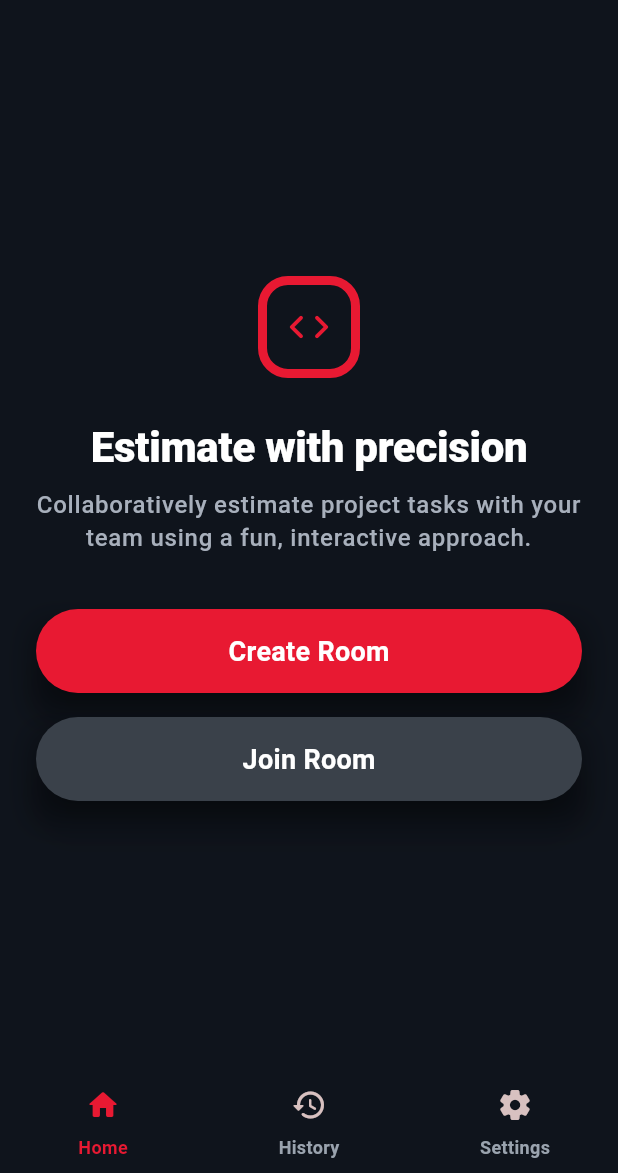
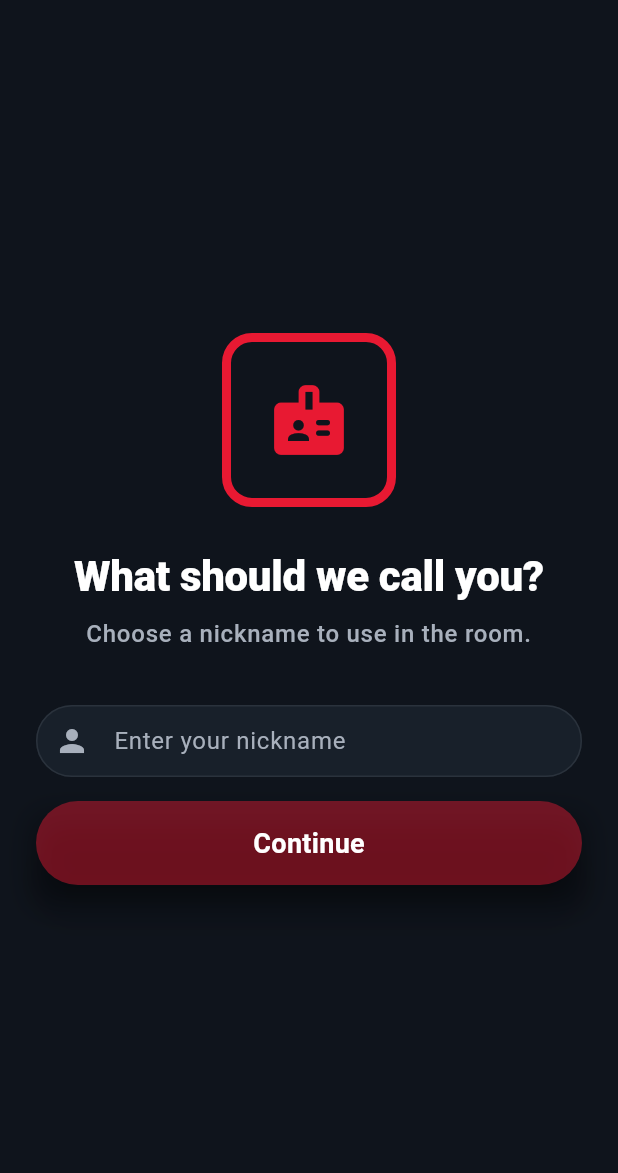
Before and after one commit to radeveloper/frontend, a Flutter app: the screen it shows after launch, on a phone screen of 412 x 824 dp, the part 63-1236 px from its top. Run offline on Flutter 3.47's test engine with Material 3 defaults, Android fonts, the phone set to English and light mode, and no system bars; our stand-ins replace socket_io_client.

Commit message:
feat: Introduce Nickname Page and Update App Scaffold
This commit introduces a new `NicknamePage` and updates the `AppScaffold` to conditionally show the bottom navigation bar.

- **New Feature: Nickname Page (`NicknamePage`)**
    - Added a new screen (`lib/features/auth/presentation/pages/nickname_page.dart`) that prompts users to enter a nickname.
    - Uses `AppTextField` for nickname input and `AppButton` for continuing.
    - Includes validation to ensure a nickname is provided.
    - Navigates to the `CreateJoinRoomPage` upon successful nickname entry.
    - The page design includes a prominent user icon and clear instructions.
    - Hides the bottom navigation bar by utilizing the new `showNav` property in `AppScaffold`.

- **Core Widget Update: App Scaffold (`AppScaffold`)**
    - Modified `lib/core/widgets/app_scaffold.dart` to include a new boolean property `showNav`.
    - When `showNav` is `false`, the bottom navigation bar (`AppNavBar`) is hidden. This defaults to `true`.
    - Updated documentation for `AppScaffold` to reflect this new functionality.

- **App Initialization (`app.dart`)**
    - Changed the initial route of the application in `lib/app.dart` from `WelcomePage` to the new `NicknamePage`.
    - Updated comments to reflect the new starting point of the application.

```diff
--- a/lib/app.dart
+++ b/lib/app.dart
@@ -1,10 +1,13 @@
-// lib/app.dart
 import 'package:flutter/material.dart';
 import 'core/routing/routes.dart';
 import 'core/theme/app_theme.dart';
 import 'features/room/presentation/pages/create_join_room_page.dart';
-import 'features/welcome/presentation/pages/welcome_page.dart';
+import 'features/auth/presentation/pages/nickname_page.dart';
 
+/// Root of the Scrum Poker application.
+///
+/// The app starts by showing [NicknamePage] to prompt the user
+/// for their display name before proceeding to room creation/join flows.
 class ScrumPokerApp extends StatelessWidget {
   const ScrumPokerApp({super.key});
 
@@ -14,7 +17,8 @@ class ScrumPokerApp extends StatelessWidget {
       title: 'Scrum Poker',
       debugShowCheckedModeBanner: false,
       theme: buildTheme(),
-      home: const WelcomePage(),
+      // Start the app with the nickname selection screen.
+      home: const NicknamePage(),
       routes: {
         Routes.createJoin: (_) => const CreateJoinRoomPage(),
       },
--- a/lib/core/widgets/app_scaffold.dart
+++ b/lib/core/widgets/app_scaffold.dart
@@ -1,6 +1,12 @@
 import 'package:flutter/material.dart';
 import 'app_nav_bar.dart';
 
+/// A reusable scaffold that applies the app-wide navigation bar and header styling.
+///
+/// By default, it displays a title, an optional list of action widgets,
+/// and the bottom navigation bar defined by [AppNavBar]. Passing
+/// [showNav] as false hides the navigation bar, which is useful for
+/// splash or entry screens such as the nickname prompt.
 class AppScaffold extends StatelessWidget {
   final String title;
   final Widget body;
@@ -8,6 +14,8 @@ class AppScaffold extends StatelessWidget {
   final int currentIndex;
   final ValueChanged<int> onNavSelected;
   final bool showHelp;
+  /// Whether to show the bottom navigation bar. Defaults to true.
+  final bool showNav;
 
   const AppScaffold({
     super.key,
@@ -17,6 +25,7 @@ class AppScaffold extends StatelessWidget {
     required this.onNavSelected,
     this.actions,
     this.showHelp = true,
+    this.showNav = true,
   });
 
   @override
@@ -33,7 +42,9 @@ class AppScaffold extends StatelessWidget {
         ],
       ),
       body: body,
-      bottomNavigationBar: AppNavBar(currentIndex: currentIndex, onSelected: onNavSelected),
+      // Show the bottom nav bar only when [showNav] is true.
+      bottomNavigationBar:
+      showNav ? AppNavBar(currentIndex: currentIndex, onSelected: onNavSelected) : null,
     );
   }
 }
--- /dev/null
+++ b/lib/features/auth/presentation/pages/nickname_page.dart
@@ -0,0 +1,132 @@
+import 'package:flutter/material.dart';
+
+import '../../../../core/theme/tokens.dart';
+import '../../../../core/widgets/app_button.dart';
+import '../../../../core/widgets/app_text_field.dart';
+import '../../../../core/widgets/app_scaffold.dart';
+import '../../../../core/routing/routes.dart';
+import '../../../room/presentation/pages/create_join_room_page.dart';
+
+/// The first screen of the app where users pick a nickname.
+///
+/// This page prompts the user for a nickname and, once provided,
+/// navigates to the create/join room screen. It leverages the
+/// design system components such as [AppButton], [AppTextField],
+/// and [AppScaffold] to ensure a consistent look and feel across
+/// platforms.
+class NicknamePage extends StatefulWidget {
+  const NicknamePage({super.key});
+
+  @override
+  State<NicknamePage> createState() => _NicknamePageState();
+}
+
+class _NicknamePageState extends State<NicknamePage> {
+  final _nicknameCtrl = TextEditingController();
+
+  bool get _canContinue => _nicknameCtrl.text.trim().isNotEmpty;
+
+  @override
+  void initState() {
+    super.initState();
+    _nicknameCtrl.addListener(() => setState(() {}));
+  }
+
+  @override
+  void dispose() {
+    _nicknameCtrl.dispose();
+    super.dispose();
+  }
+
+  void _continue() {
+    // Once a nickname is entered, navigate to the create/join page.
+    // Passing a default focus of create keeps the UX simple; users can still
+    // switch to "Join" on the next screen if they prefer.
+    Navigator.pushReplacementNamed(
+      context,
+      Routes.createJoin,
+      arguments: const CreateJoinRoomArgs(CreateJoinFocus.create),
+    );
+  }
+
+  @override
+  Widget build(BuildContext context) {
+    final body = SafeArea(
+      child: Center(
+        child: SingleChildScrollView(
+          padding: const EdgeInsets.fromLTRB(24, 24, 24, 40),
+          child: ConstrainedBox(
+            constraints: const BoxConstraints(maxWidth: 460),
+            child: Column(
+              crossAxisAlignment: CrossAxisAlignment.center,
+              children: [
+                const SizedBox(height: AppSpacing.xl),
+                // Large badge-like icon to represent the user.
+                Container(
+                  padding: const EdgeInsets.all(24),
+                  decoration: BoxDecoration(
+                    borderRadius: BorderRadius.circular(20),
+                    border: Border.all(color: AppColors.primary, width: 6),
+                  ),
+                  child: const Icon(
+                    Icons.badge_rounded,
+                    color: AppColors.primary,
+                    size: 56,
+                  ),
+                ),
+                const SizedBox(height: 28),
+                Text(
+                  'What should we call you?',
+                  textAlign: TextAlign.center,
+                  style: Theme.of(context).textTheme.headlineMedium?.copyWith(
+                    color: AppColors.textPrimary,
+                  ),
+                ),
+                const SizedBox(height: 10),
+                Text(
+                  'Choose a nickname to use in the room.',
+                  textAlign: TextAlign.center,
+                  style: Theme.of(context).textTheme.bodyLarge?.copyWith(
+                    color: AppColors.textSecondary,
+                    fontWeight: FontWeight.w500,
+                  ),
+                ),
+                const SizedBox(height: 36),
+                // Nickname input field with pill-shaped border.
+                AppTextField(
+                  controller: _nicknameCtrl,
+                  hint: 'Enter your nickname',
+                  borderRadius: 28,
+                  prefixIcon: const Icon(Icons.person, color: AppColors.textSecondary),
+                  validator: (v) =>
+                  (v == null || v.trim().isEmpty) ? 'Nickname is required' : null,
+                  textInputAction: TextInputAction.done,
+                  onSubmitted: (_) => _canContinue ? _continue() : null,
+                ),
+                const SizedBox(height: AppSpacing.m),
+                // Continue button with a subtle shadow.
+                Container(
+                  decoration: BoxDecoration(boxShadow: AppShadow.soft),
+                  child: AppButton(
+                    label: 'Continue',
+                    onPressed: _canContinue ? _continue : null,
+                    variant: AppButtonVariant.primary,
+                  ),
+                ),
+              ],
+            ),
+          ),
+        ),
+      ),
+    );
+
+    return AppScaffold(
+      title: 'Scrum Poker',
+      body: body,
+      currentIndex: 0,
+      onNavSelected: (_) {},
+      // Hide the bottom navigation bar on the nickname screen.
+      showNav: false,
+    );
+  }
+}
```
